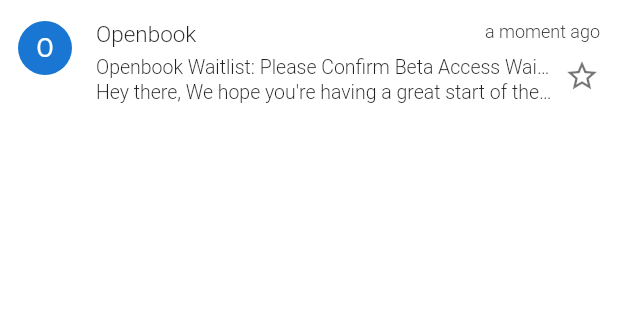
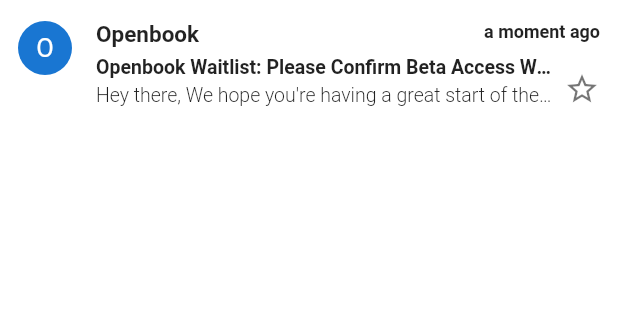
Before and after one commit to Appli-chic/gmail-flutter, a Flutter app: the screen it shows after launch, on a phone screen of 412 x 824 dp, the part 123-443 px from its top. Run offline on Flutter 3.47's test engine with Material 2 defaults, Android fonts, the phone set to English and light mode, and no system bars; our stand-ins replace flutter_secure_storage, html_unescape, timeago; missing offline and left inert: flutter_color_avatar, flutter_webview_plugin.

```diff
--- a/lib/component/mail-item.dart
+++ b/lib/component/mail-item.dart
@@ -8,6 +8,7 @@ class MailItem extends StatefulWidget {
     this.date,
     this.object,
     this.message,
+    this.isRead,
     this.circleColor,
   }) : super(key: key);
 
@@ -15,6 +16,7 @@ class MailItem extends StatefulWidget {
   final String date;
   final String object;
   final String message;
+  final bool isRead;
   final Color circleColor;
 
   @override
@@ -60,7 +62,7 @@ class _MailItemState extends State<MailItem> {
                             this._unescape.convert(this.widget.title),
                             style: TextStyle(
                               color: Colors.black87,
-                              fontWeight: FontWeight.w300,
+                              fontWeight: this.widget.isRead ? FontWeight.w300 : FontWeight.bold,
                               fontSize: 15,
                             ),
                             maxLines: 1,
@@ -72,7 +74,7 @@ class _MailItemState extends State<MailItem> {
                         this.widget.date,
                         style: TextStyle(
                           color: Colors.black87,
-                          fontWeight: FontWeight.w300,
+                          fontWeight: this.widget.isRead ? FontWeight.w300 : FontWeight.bold,
                           fontSize: 12,
                         ),
                       ),
@@ -80,6 +82,7 @@ class _MailItemState extends State<MailItem> {
                   ),
                   Row(
                     mainAxisAlignment: MainAxisAlignment.spaceBetween,
+                    crossAxisAlignment: CrossAxisAlignment.end,
                     children: <Widget>[
                       Flexible(
                         child: Column(
@@ -92,7 +95,7 @@ class _MailItemState extends State<MailItem> {
                                 this._unescape.convert(this.widget.object),
                                 style: TextStyle(
                                   color: Colors.black87,
-                                  fontWeight: FontWeight.w300,
+                                  fontWeight: this.widget.isRead ? FontWeight.w300 : FontWeight.bold,
                                   fontSize: 13,
                                 ),
                                 maxLines: 1,
@@ -101,7 +104,7 @@ class _MailItemState extends State<MailItem> {
                               ),
                             ),
                             Container(
-                              margin: EdgeInsets.only(top: 2),
+                              margin: EdgeInsets.only(top: 4),
                               child: Text(
                                 this._unescape.convert(this.widget.message),
                                 style: TextStyle(
--- a/lib/model/email-summary.dart
+++ b/lib/model/email-summary.dart
@@ -4,12 +4,15 @@ class EmailSummary {
   DateTime date;
   String object;
   String message;
+  bool isRead;
 
-  EmailSummary(String id, String title, DateTime date, String object, String message) {
+  EmailSummary(String id, String title, DateTime date, String object,
+      String message, bool isRead) {
     this.id = id;
     this.title = title;
     this.date = date;
     this.object = object;
     this.message = message;
+    this.isRead = isRead;
   }
 }
--- a/lib/screen/main-screen.dart
+++ b/lib/screen/main-screen.dart
@@ -24,6 +24,7 @@ var listEmails = [
     DateTime.now(),
     "Openbook Waitlist: Please Confirm Beta Access Waitlist",
     "Hey there, We hope you're having a great start of the weekend.",
+    false,
   ),
 ];
 
@@ -90,6 +91,7 @@ class _MainScreenState extends State<MainScreen> {
             date: timeago.format(now.subtract(difference)),
             object: listEmails[index - 1].object,
             message: listEmails[index - 1].message,
+            isRead: listEmails[index - 1].isRead,
           );
         }
       },
--- a/lib/service/email-service.dart
+++ b/lib/service/email-service.dart
@@ -32,10 +32,18 @@ class EmailService {
           var message = json.decode(response.body);
           String object = "";
           String title = "";
+          bool isRead = true;
           DateTime date = DateTime.fromMillisecondsSinceEpoch(
               int.parse(message["internalDate"]));
 
           List<dynamic> headerList = message['payload']['headers'];
+          List<dynamic> labelList = message['labelIds'];
+
+          for(var label in labelList) {
+            if(label == 'UNREAD') {
+              isRead = false;
+            }
+          }
 
           for (var header in headerList) {
             if (header['name'].toString().toLowerCase() == 'subject') {
@@ -55,7 +63,7 @@ class EmailService {
           }
 
           emailSummarylist.add(EmailSummary(
-              message["id"], title, date, object, message["snippet"]));
+              message["id"], title, date, object, message["snippet"], isRead));
         } else {
           throw Exception('Error');
         }
```
